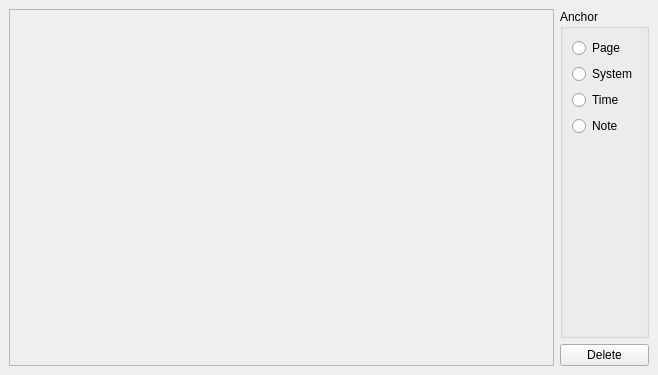
Above: mscore/mscore/symboldialog.ui from musescore/musescore-old before the change. Below: the same form after it.
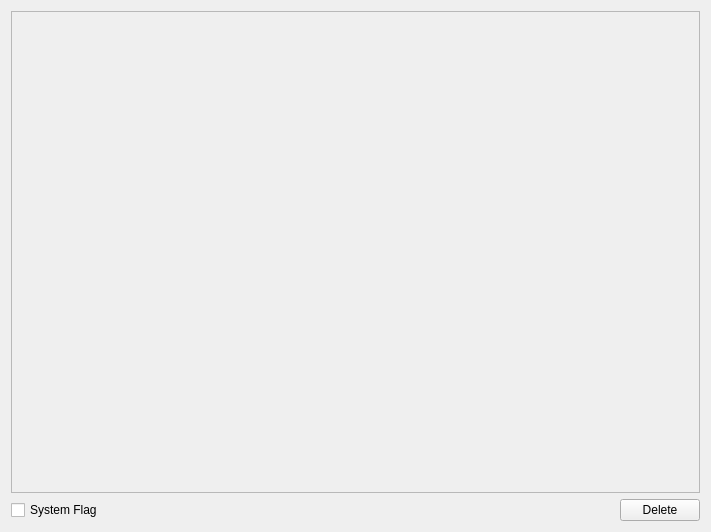
That is the form after the change.

```diff
--- a/mscore/mscore/symboldialog.ui
+++ b/mscore/mscore/symboldialog.ui
@@ -5,29 +5,14 @@
    <rect>
     <x>0</x>
     <y>0</y>
-    <width>658</width>
-    <height>375</height>
+    <width>711</width>
+    <height>532</height>
    </rect>
   </property>
   <property name="windowTitle" >
    <string>Form</string>
   </property>
-  <layout class="QHBoxLayout" >
-   <property name="spacing" >
-    <number>6</number>
-   </property>
-   <property name="leftMargin" >
-    <number>9</number>
-   </property>
-   <property name="topMargin" >
-    <number>9</number>
-   </property>
-   <property name="rightMargin" >
-    <number>9</number>
-   </property>
-   <property name="bottomMargin" >
-    <number>9</number>
-   </property>
+  <layout class="QVBoxLayout" >
    <item>
     <widget class="QFrame" name="frame" >
      <property name="sizePolicy" >
@@ -45,80 +30,26 @@
     </widget>
    </item>
    <item>
-    <layout class="QVBoxLayout" >
-     <property name="spacing" >
-      <number>6</number>
-     </property>
-     <property name="leftMargin" >
-      <number>0</number>
-     </property>
-     <property name="topMargin" >
-      <number>0</number>
-     </property>
-     <property name="rightMargin" >
-      <number>0</number>
-     </property>
-     <property name="bottomMargin" >
-      <number>0</number>
-     </property>
+    <layout class="QHBoxLayout" >
      <item>
-      <widget class="QGroupBox" name="groupBox" >
-       <property name="sizePolicy" >
-        <sizepolicy vsizetype="Expanding" hsizetype="Fixed" >
-         <horstretch>0</horstretch>
-         <verstretch>0</verstretch>
-        </sizepolicy>
-       </property>
-       <property name="autoFillBackground" >
-        <bool>false</bool>
-       </property>
-       <property name="title" >
-        <string>Anchor</string>
-       </property>
-       <layout class="QVBoxLayout" >
-        <item>
-         <widget class="QRadioButton" name="anchorPage" >
+      <widget class="QCheckBox" name="systemFlag" >
           <property name="text" >
-           <string>Page</string>
-          </property>
-         </widget>
-        </item>
-        <item>
-         <widget class="QRadioButton" name="anchorSystem" >
-          <property name="text" >
-           <string>System</string>
-          </property>
-         </widget>
-        </item>
-        <item>
-         <widget class="QRadioButton" name="anchorTime" >
-          <property name="text" >
-           <string>Time</string>
-          </property>
-         </widget>
-        </item>
-        <item>
-         <widget class="QRadioButton" name="anchorNote" >
-          <property name="text" >
-           <string>Note</string>
+        <string>System Flag</string>
           </property>
          </widget>
         </item>
         <item>
          <spacer>
           <property name="orientation" >
-           <enum>Qt::Vertical</enum>
+        <enum>Qt::Horizontal</enum>
           </property>
           <property name="sizeHint" >
            <size>
-            <width>20</width>
-            <height>40</height>
+         <width>40</width>
+         <height>20</height>
            </size>
           </property>
          </spacer>
-        </item>
-       </layout>
-      </widget>
      </item>
      <item>
       <widget class="QPushButton" name="deleteButton" >
```
Lines whose indentation alone changed are shown as unchanged.
